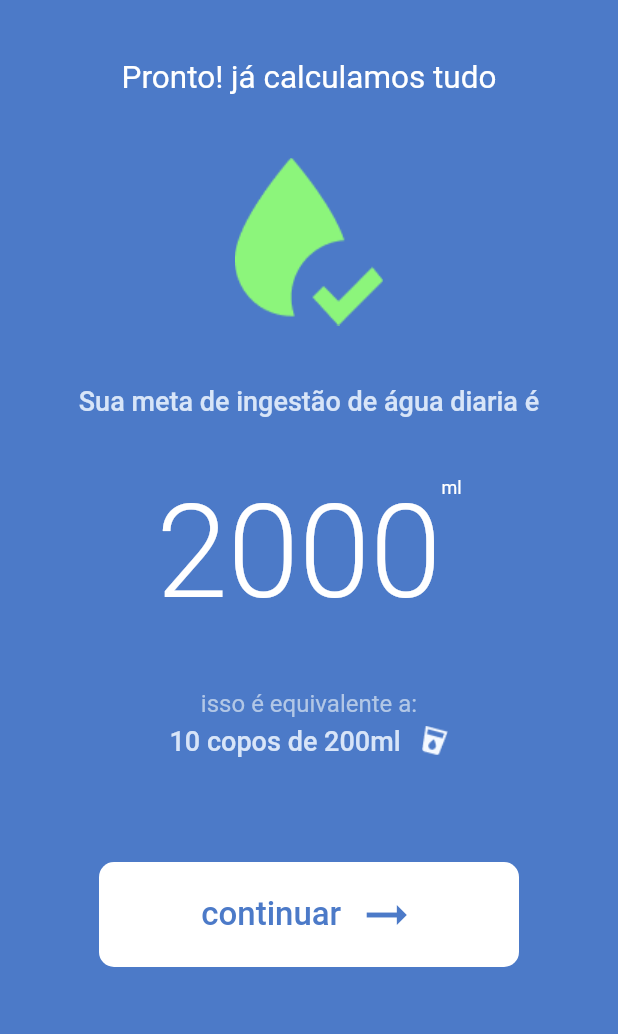
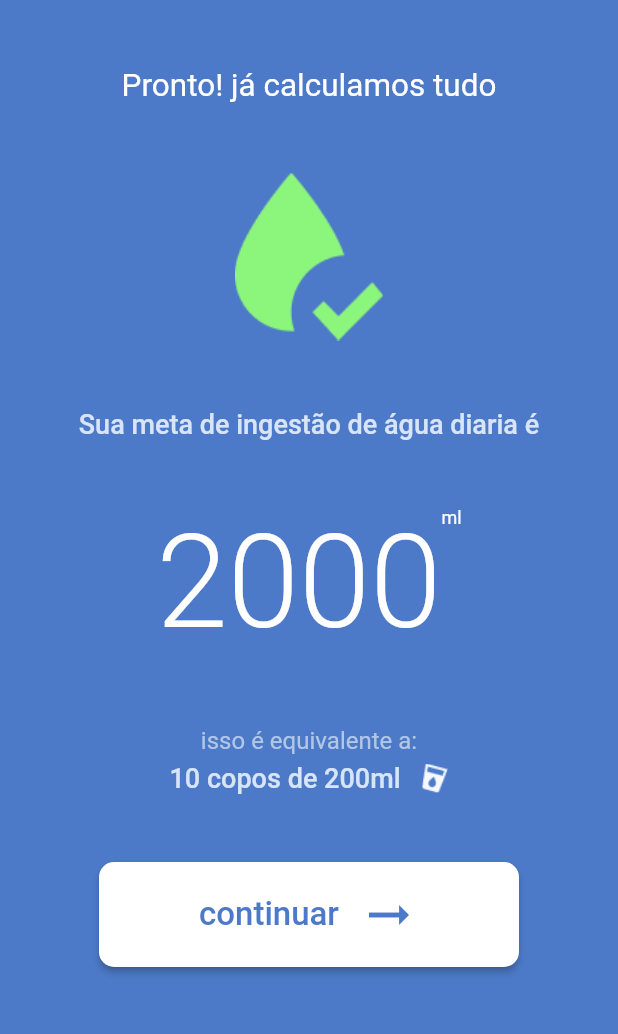
Before and after one commit to Felipe-dot/Ocean, a Flutter app: the MyIntroConclusion screen opened directly, on a phone screen of 412 x 824 dp, the part 179-1213 px from its top. Run offline on Flutter 3.47's test engine with Material 2 defaults, Android fonts, the phone set to English and light mode, and no system bars; our stand-ins replace font_awesome_flutter, splashscreen.

Commit message:
botao da conclusao da intro refatorado

```diff
--- a/drinkwater/lib/main.dart
+++ b/drinkwater/lib/main.dart
@@ -1,3 +1,4 @@
+import 'package:drinkwater/screens/my_intro_conclusion.dart';
 import 'package:flutter/material.dart';
 
 import 'screens/my_splash_screen.dart';
--- a/drinkwater/lib/screens/my_intro_conclusion.dart
+++ b/drinkwater/lib/screens/my_intro_conclusion.dart
@@ -73,16 +73,23 @@ class MyIntroConclusion extends StatelessWidget {
                     ],
                   ),
                 ),
-                Container(
-                  width: 280,
-                  height: 70,
-                  margin: const EdgeInsets.only(top: 30),
-                  padding: const EdgeInsets.symmetric(horizontal: 55),
-                  decoration: BoxDecoration(
-                    color: kWhite,
+                ElevatedButton(
+                  style: ButtonStyle(
+                    fixedSize: MaterialStateProperty.all<Size>(
+                      const Size(280, 70),
+                    ),
+                    padding: MaterialStateProperty.all<EdgeInsets>(
+                      const EdgeInsets.symmetric(horizontal: 60),
+                    ),
+                    foregroundColor:
+                        MaterialStateProperty.all<Color>(kMainColor),
+                    backgroundColor: MaterialStateProperty.all<Color>(kWhite),
+                    shape: MaterialStateProperty.all<RoundedRectangleBorder>(
+                      RoundedRectangleBorder(
                         borderRadius: BorderRadius.circular(10),
                       ),
-                  child: TextButton(
+                    ),
+                  ),
                   onPressed: () {},
                   child: Row(
                     mainAxisAlignment: MainAxisAlignment.spaceAround,
@@ -99,7 +106,6 @@ class MyIntroConclusion extends StatelessWidget {
                     ],
                   ),
                 ),
-                ),
               ],
             ),
           ),
```
Lines whose indentation alone changed are shown as unchanged.
